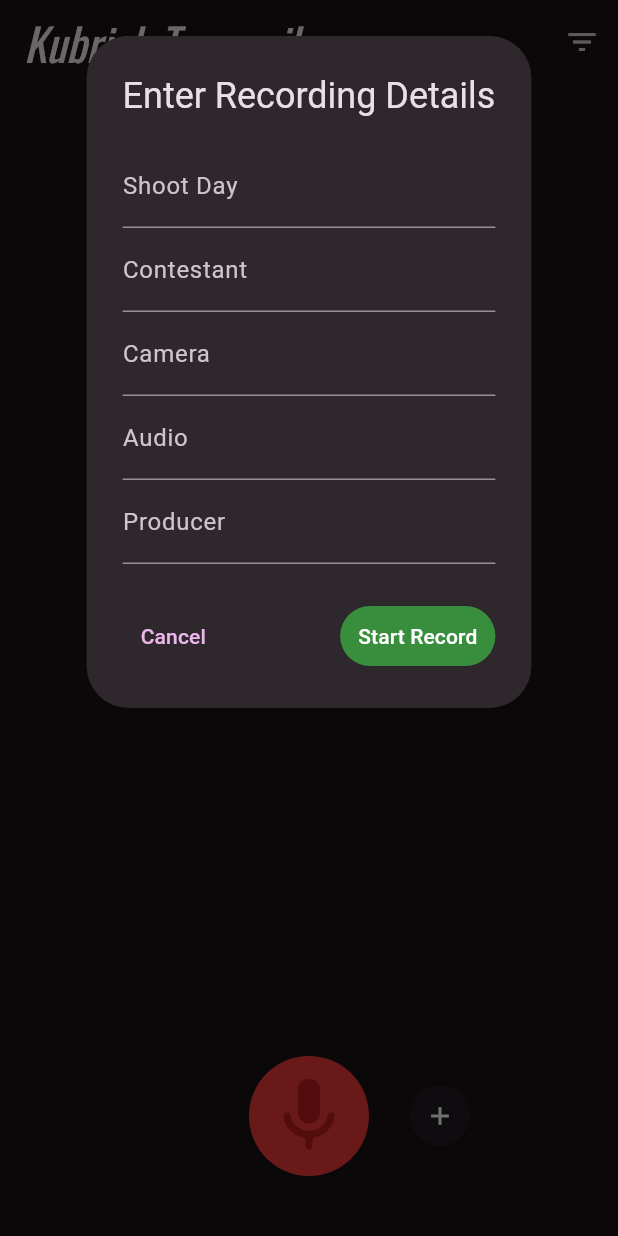
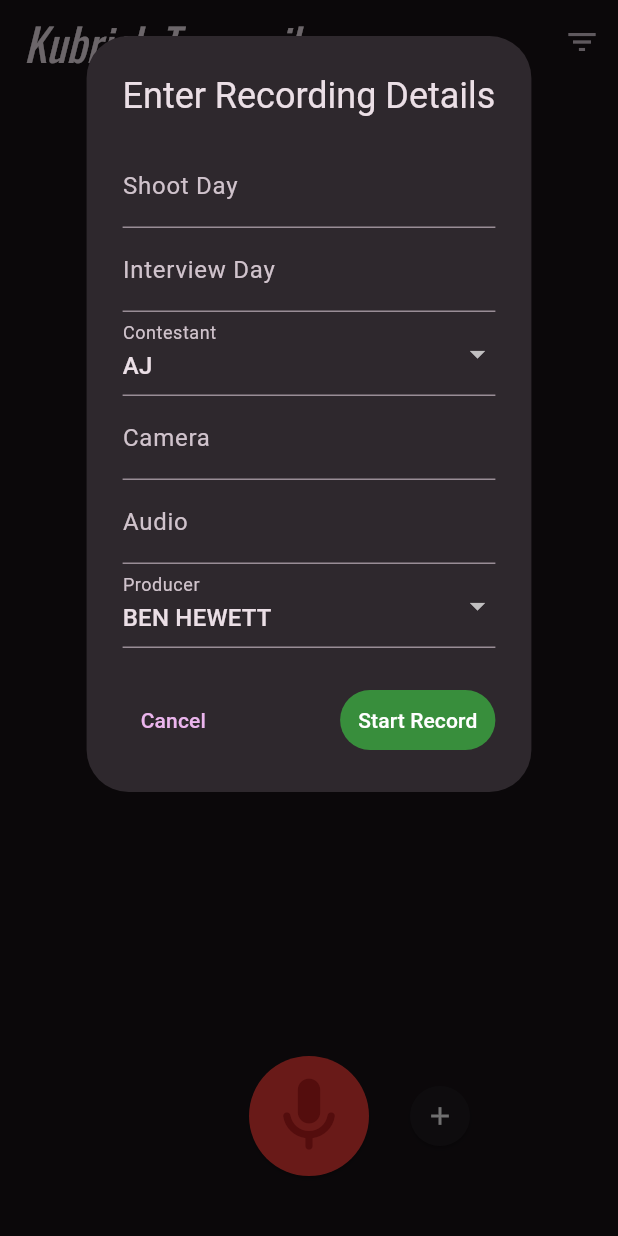
Before and after one commit to aarontully/Kubrick, a Flutter app: the screen it shows after launch, after a tap on the "mic" icon, on a phone screen of 412 x 824 dp. Run offline on Flutter 3.47's test engine with Material 3 defaults, Android fonts, the phone set to English and light mode, and no system bars; our stand-ins replace audioplayers, connectivity_plus, file_picker, get, google_fonts, loading_indicator and 2 more; missing offline and left inert: record; accounts and stored records are empty; project files that could hold a hidden picture were left out.

Commit message:
added interview_day to metadata

```diff
--- a/lib/controllers/shared_state.dart
+++ b/lib/controllers/shared_state.dart
@@ -7,6 +7,7 @@ class SharedState extends GetxController {
   RxString currentPath = ''.obs;
   RxBool isProcessing = false.obs;
   RxBool isConnected = false.obs;
+  RxDouble uploadProgress = 0.0.obs;
 
   void setLoading(bool value) {
     isLoading.value = value;
@@ -18,6 +19,10 @@ class SharedState extends GetxController {
 
   void setProcessing(bool value) {
     isProcessing.value = value;
+  }
+
+  void setUploadProgress(double value) {
+    uploadProgress.value = value;
   }
 
   void setRecording(bool value) {
--- a/lib/models/metadata_class.dart
+++ b/lib/models/metadata_class.dart
@@ -1,5 +1,8 @@
+// ignore_for_file: non_constant_identifier_names
+
 class Metadata {
   String shoot_day;
+  String interview_day;
   String producer;
   DateTime timecode;
   String contestant;
@@ -8,16 +11,18 @@ class Metadata {
 
   Metadata({
     this.shoot_day = '',
+    this.interview_day = '',
     this.producer = '',
     DateTime? timecode,
     this.contestant = '',
     this.camera = '',
     this.audio = '',
-  }) : this.timecode = timecode ?? DateTime.now();
+  }) : timecode = timecode ?? DateTime.now();
 
   Map<String, dynamic> toMap() {
     return {
       'shoot_day': shoot_day,
+      'interview_day': interview_day,
       'producer': producer,
       'timecode': timecode.toIso8601String(),
       'contestant': contestant,
@@ -29,6 +34,7 @@ class Metadata {
   static Metadata fromMap(Map<String, dynamic> map) {
     return Metadata(
       shoot_day: map['shoot_day'],
+      interview_day: map['interview_day'],
       producer: map['producer'],
       timecode: DateTime.parse(map['timecode']),
       contestant: map['contestant'],
--- a/lib/screens/home_screen.dart
+++ b/lib/screens/home_screen.dart
@@ -24,6 +24,11 @@ class _HomeScreenState extends State<HomeScreen> {
   final RecordingService recordingService = RecordingService();
   var sharedState = Get.find<SharedState>();
   Metadata? metadata;
+  List<String> contestants = ['AJ', 'Matthew', 'Kaelan', 'Myles', 'Max', 'Kent', 'Zara', 'Logan', 'Ally', 'Indy', 'Karin',
+  'Laura', 'Paul', 'Richard', 'Ben', 'Zen', 'Paul', 'Nashwan', 'Ursula', 'Candice', 'Laura', 'Morgan', 'Kate', 'Kristen', 'Jesse', 'Nubia', 'Eden'];
+  List<String> producers = ['BEN HEWETT', 'MARIA HANDAS', 'EMMA VICKERY', 'MOUNYA WISE', 'DANE MOLTZEN', 'ANDREA REHRIG', 'JASMINE VANDENBERG',
+  'ALEX GILLESPIE', 'SCOTT HERRMAN', 'ALEISHA MCCORMACK', 'CHARLOTTE FREEMAN HALL', 'JACOB REID', 'DOMINIC OBRIEN', 'ALEXANDRA CASACLANG',
+  'HAYDEN WHEELER', 'JACOB LUNNEY', 'BEAUMONT CHIVERS', 'TOM BACKWELL', 'LAUREN ANDERSON'];
 
   @override
   void initState() {
@@ -73,7 +78,7 @@ class _HomeScreenState extends State<HomeScreen> {
                 mainAxisSize: MainAxisSize.min,
                 children: <Widget>[
                   TextFormField(
-                    keyboardType: TextInputType.number,
+                    keyboardType: TextInputType.phone,
                     decoration: const InputDecoration(labelText: 'Shoot Day'),
                     validator: (value) {
                     if (value == null || value.isEmpty) {
@@ -89,16 +94,43 @@ class _HomeScreenState extends State<HomeScreen> {
                     },
                   ),
                   TextFormField(
-                    decoration: const InputDecoration(labelText: 'Contestant'),
+                    keyboardType: TextInputType.phone,
+                    decoration: const InputDecoration(labelText: 'Interview Day'),
                     validator: (value) {
                     if (value == null || value.isEmpty) {
                       return 'Please enter a value';
                     }
+                    if(int.tryParse(value) == null) {
+                      return 'Please enter a valid number';
+                    }
                     return null;
                   },
                     onSaved: (value) {
+                      dialogMetadata.interview_day = value!.toUpperCase();
+                    },
+                  ),
+                  DropdownButtonFormField<String>(
+                    value: contestants[0],
+                    decoration: const InputDecoration(labelText: 'Contestant'),
+                    validator: (value) {
+                      if (value == null || value.isEmpty) {
+                        return 'Please select a value';
+                      }
+                      return null;
+                    },
+                    onSaved: (value) {
                       dialogMetadata.contestant = value!.toUpperCase();
                     },
+                    onChanged: (value) {
+                      dialogMetadata.contestant = value as String;
+                    },
+                    isExpanded: true,
+                    items: contestants.map((String sdValue) {
+                      return DropdownMenuItem<String>(
+                        value: sdValue,
+                        child: Text(sdValue),
+                      );
+                    }).toList(),
                   ),
                   TextFormField(
                     decoration: const InputDecoration(labelText: 'Camera'),
@@ -124,19 +156,30 @@ class _HomeScreenState extends State<HomeScreen> {
                       dialogMetadata.audio = value!.toUpperCase();
                     },
                   ),
-                  TextFormField(
+                  DropdownButtonFormField<String>(
+                    value: producers[0],
                     decoration: const InputDecoration(labelText: 'Producer'),
                     validator: (value) {
-                    if (value == null || value.isEmpty) {
-                      return 'Please enter a value';
-                    }
-                    return null;
-                  },
+                      if (value == null || value.isEmpty) {
+                        return 'Please select a value';
+                      }
+                      return null;
+                    },
                     onSaved: (value) {
                       dialogMetadata.producer = value!.toUpperCase();
                     },
+                    onChanged: (value) {
+                      dialogMetadata.producer = value as String;
+                    },
+                    isExpanded: true,
+                    items: producers.map((String prodValue) {
+                      return DropdownMenuItem<String>(
+                        value: prodValue,
+                        child: Text(prodValue),
+                      );
+                    }).toList(
                   ),
-                ],
+                )],
               ),
             ),
             actions: <Widget>[
--- a/lib/services/file_api_service.dart
+++ b/lib/services/file_api_service.dart
@@ -3,6 +3,7 @@ import 'dart:typed_data';
 
 import 'package:http/http.dart' as http;
 import 'package:http_parser/http_parser.dart';
+import 'package:kubrick/models/recording_class.dart';
 
 class FileApiService {
   final String baseUrl = 'https://transcription.staging.endemolshine.com.au/api/v1';
@@ -24,7 +25,7 @@ class FileApiService {
   // TODO: get files from the server and add files that arent already on the local device as an option to download
 
   // POST: /files/upload
-  Future<String> initUpload(int chunks, String name, int size) async {
+  Future<String> initUpload(int chunks, String name, int size, Recording recording) async {
     final url = Uri.parse('$baseUrl/files/upload');
     final response = await http.post(
       url,
@@ -36,6 +37,7 @@ class FileApiService {
         'chunks': chunks,
         'name': name,
         'size': size,
+        'metadata': recording.metadata.value.toMap(),
       }),
     );
 
```
Also changed, not shown: lib/services/recording_service.dart (+18 -8 lines), lib/widgets/recording_list_tile.dart (+13 -12 lines).
